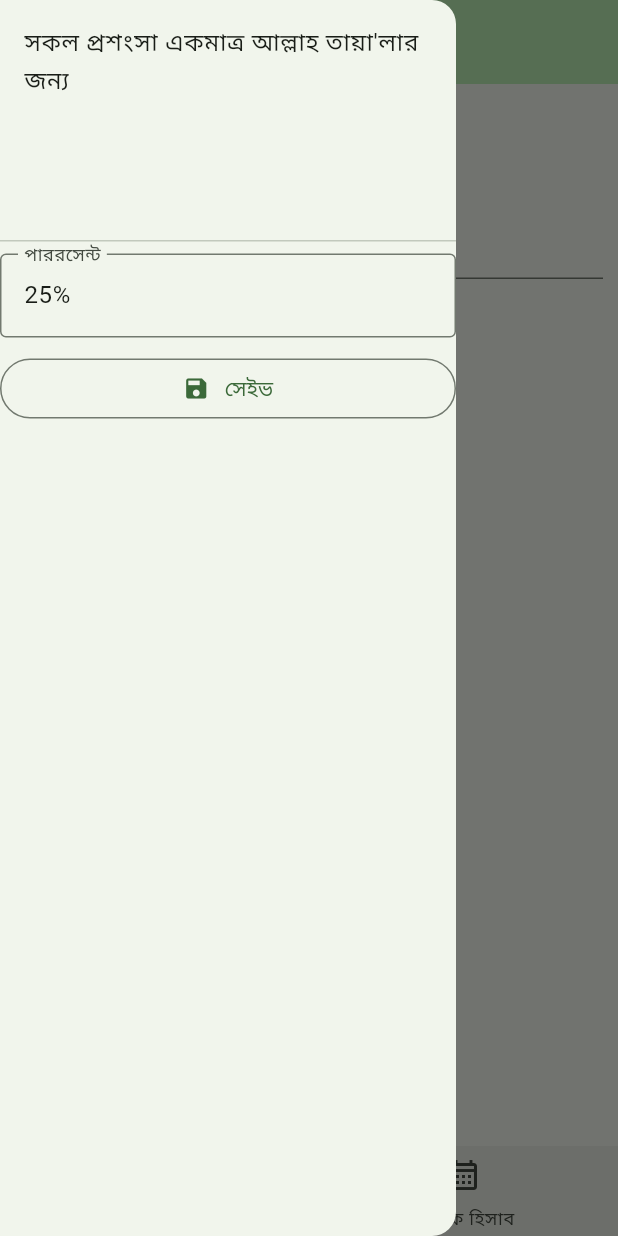
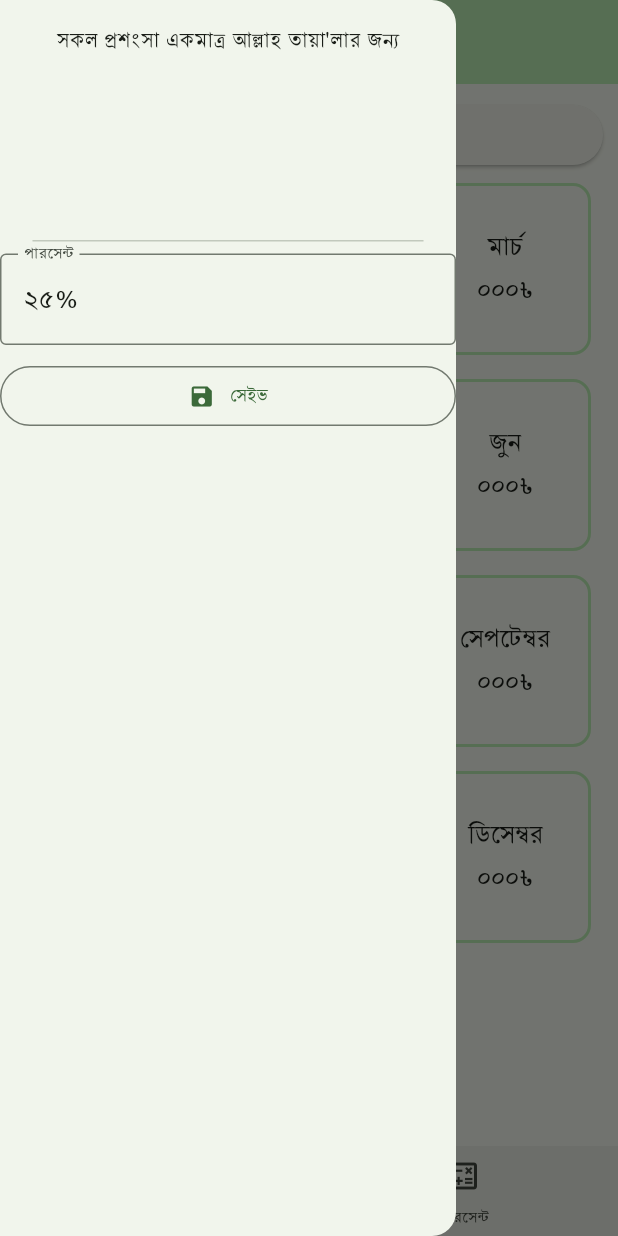
Before and after one commit to rafiz001/khedmot, a Flutter app: the screen it shows after launch, with the side drawer open, on a phone screen of 412 x 824 dp. Run offline on Flutter 3.47's test engine with Material 3 defaults, Android fonts, the phone set to English and light mode, and no system bars.

Commit message:
made ready UI before sqlite initialize

```diff
--- a/lib/main.dart
+++ b/lib/main.dart
@@ -4,6 +4,7 @@
 import 'package:khedmot/pages/nav_bar.dart';
 import 'package:khedmot/pages/persent.dart';
 import 'package:khedmot/widgets/drawer_widget.dart';
+import 'package:flutter/services.dart';
 
 void main() {
   runApp(const MyApp());
@@ -17,16 +18,25 @@
     return MaterialApp(
       title: 'Khedmot',
       theme: ThemeData(
+        fontFamily: 'NikoshBAN',
         colorScheme: ColorScheme.fromSeed(
           seedColor: Colors.green,
           brightness: Brightness.light,
         ),
+        textTheme: const TextTheme(bodyMedium: TextStyle(fontSize: 20.0)),
         useMaterial3: true,
       ),
       darkTheme: ThemeData(
+        fontFamily: 'NikoshBAN',
         colorScheme: ColorScheme.fromSeed(
           seedColor: Colors.green,
           brightness: Brightness.dark,
+        ),
+        textTheme: const TextTheme(
+          bodyMedium: TextStyle(fontSize: 20.0),
+          labelLarge: TextStyle(fontSize: 20),
+          //labelMedium: TextStyle(fontSize: 20),
+          labelSmall: TextStyle(fontSize: 20),
         ),
         useMaterial3: true,
       ),
@@ -44,6 +54,15 @@
   Widget build(BuildContext context) {
     return Scaffold(
       appBar: AppBar(
+        systemOverlayStyle: SystemUiOverlayStyle(
+          systemNavigationBarColor:
+              Theme.of(context).colorScheme.surfaceContainer,
+          systemNavigationBarIconBrightness:
+              Theme.of(context).brightness == Brightness.dark
+                  ? Brightness.light
+                  : Brightness.dark,
+          statusBarColor: Theme.of(context).colorScheme.primaryContainer,
+        ),
         backgroundColor: Theme.of(context).colorScheme.primaryContainer,
         foregroundColor: Theme.of(context).colorScheme.onPrimaryContainer,
         title: const Text("খেদমত"),
@@ -53,12 +72,13 @@
         child: ValueListenableBuilder(
           valueListenable: selectedPageNotifier,
           builder: (BuildContext context, dynamic selectedPage, Widget? child) {
-            return selectedPage == 0 ? Persent() : Months();
+            return selectedPage == 0 ? Months() : Persent();
           },
         ),
       ),
       drawer: DrawerWidget(),
       bottomNavigationBar: NavBar(),
+      extendBody: true,
     );
   }
 }
--- a/lib/pages/months.dart
+++ b/lib/pages/months.dart
@@ -1,4 +1,5 @@
 import 'package:flutter/material.dart';
+import 'package:khedmot/pages/sources.dart';
 
 class Months extends StatefulWidget {
   Months({Key? key}) : super(key: key);
@@ -8,10 +9,95 @@
 }
 
 class _MonthsState extends State<Months> {
+  List<String> months = [
+    "জানুয়ারি",
+    "ফেব্রুয়ারি",
+    "মার্চ",
+    "এপ্রিল",
+    "মে",
+    "জুন",
+    "জুলাই",
+    "আগস্ট",
+    "সেপটেম্বর",
+    "অক্টোবর",
+    "নভেম্বর",
+    "ডিসেম্বর",
+  ];
   @override
   Widget build(BuildContext context) {
-    return Container(
-       child: Text("I am from month"),
+    return Column(
+      children: [
+        ElevatedButton(
+          onPressed: () {
+            Navigator.push(context, MaterialPageRoute(builder: (context) {
+              return Sources();
+            },));
+          },
+          child: Container(
+            child: Row(
+              mainAxisAlignment: MainAxisAlignment.center,
+              children: [
+                Icon(Icons.source),
+                SizedBox(width: 10),
+                Text("উৎসসমুহ"),
+              ],
+            ),
+          ),
+        ),
+        Expanded(
+          child: GridView.count(
+            crossAxisCount: 3,
+            children:
+                months
+                    .map(
+                      (month) => Padding(
+                        padding: const EdgeInsets.all(8.0),
+                        child: Container(
+                          decoration: BoxDecoration(
+                            border: Border.all(
+                              color:
+                                  Theme.of(
+                                    context,
+                                  ).colorScheme.primaryContainer,
+                              width: 2.0,
+                            ),
+                            borderRadius: BorderRadius.circular(12.0),
+                          ),
+                          child: InkWell(
+                            onTap: () {
+                              showDialog(
+                                context: context,
+                                builder:
+                                    (context) => AlertDialog(
+                                      title: const Text('Alert!'),
+                                      content: Text(month),
+                                      actions: [
+                                        TextButton(
+                                          onPressed:
+                                              () => Navigator.pop(
+                                                context,
+                                              ), // Close dialog
+                                          child: const Text('OK'),
+                                        ),
+                                      ],
+                                    ),
+                              );
+                            },
+                            child: Column(
+                              mainAxisAlignment: MainAxisAlignment.center,
+                              children: [
+                                Text(month, textAlign: TextAlign.center),
+                                Text("000৳", textAlign: TextAlign.center),
+                              ],
+                            ),
+                          ),
+                        ),
+                      ),
+                    )
+                    .toList(),
+          ),
+        ),
+      ],
     );
   }
 }
--- a/lib/pages/nav_bar.dart
+++ b/lib/pages/nav_bar.dart
@@ -7,8 +7,8 @@
   Widget build(BuildContext context) {
     return ValueListenableBuilder(valueListenable: selectedPageNotifier, builder: (context, selectedPage, child) {
       return NavigationBar(destinations: [
+      NavigationDestination(icon: Icon(Icons.calendar_month_outlined), label: "মাসিক হিসাব"),
       NavigationDestination(icon: Icon(Icons.calculate_outlined), label: "পারসেন্ট"),
-      NavigationDestination(icon: Icon(Icons.calendar_month_outlined), label: "মাসিক হিসাব"),
 
      ],
      height: 60,
--- a/lib/pages/persent.dart
+++ b/lib/pages/persent.dart
@@ -17,20 +17,21 @@
         children: [
           Text(
             '$theNumber এর ${percentNumberNotifier.value} % = ${theNumber * percent} ',
-            style: TextStyle(fontSize: 20),
+            style: Theme.of(context).textTheme.bodyMedium,
           ),
           Text(
             '$theNumber + ${theNumber * percent} = ${theNumber + theNumber * percent}',
-            style: TextStyle(fontSize: 15, color: Colors.green),
+            style: TextStyle(fontSize: 20, color: Colors.green),
           ),
           Text(
             '$theNumber - ${theNumber * percent} = ${theNumber - theNumber * percent}',
-            style: TextStyle(fontSize: 15, color: Colors.red),
+            style: TextStyle(fontSize: 20, color: Colors.red),
           ),
           TextField(
             autofocus: true,
             keyboardType: TextInputType.number,
             decoration: InputDecoration(hintText: "নাম্বার লিখুন"),
+            style: Theme.of(context).textTheme.bodyMedium,
             onChanged: (value) {
               setState(() {
                 double? numberLocal = double.tryParse(value);
--- a/lib/widgets/drawer_widget.dart
+++ b/lib/widgets/drawer_widget.dart
@@ -30,9 +30,10 @@
             TextField(
               keyboardType: TextInputType.number,
               controller: percentNumberController,
+              style: Theme.of(context).textTheme.bodyMedium,
               decoration: InputDecoration(
                 border: OutlineInputBorder(),
-                labelText: 'পাররসেন্ট',
+                labelText: 'পারসেন্ট',
               ),
             ),
             SizedBox(height: 10),
```
Also changed, not shown: lib/pages/edit_source.dart (added, +88 -0 lines), lib/pages/sources.dart (added, +40 -0 lines), pubspec.yaml (+5 -6 lines), assets/fonts/NikoshBAN.ttf (added).
